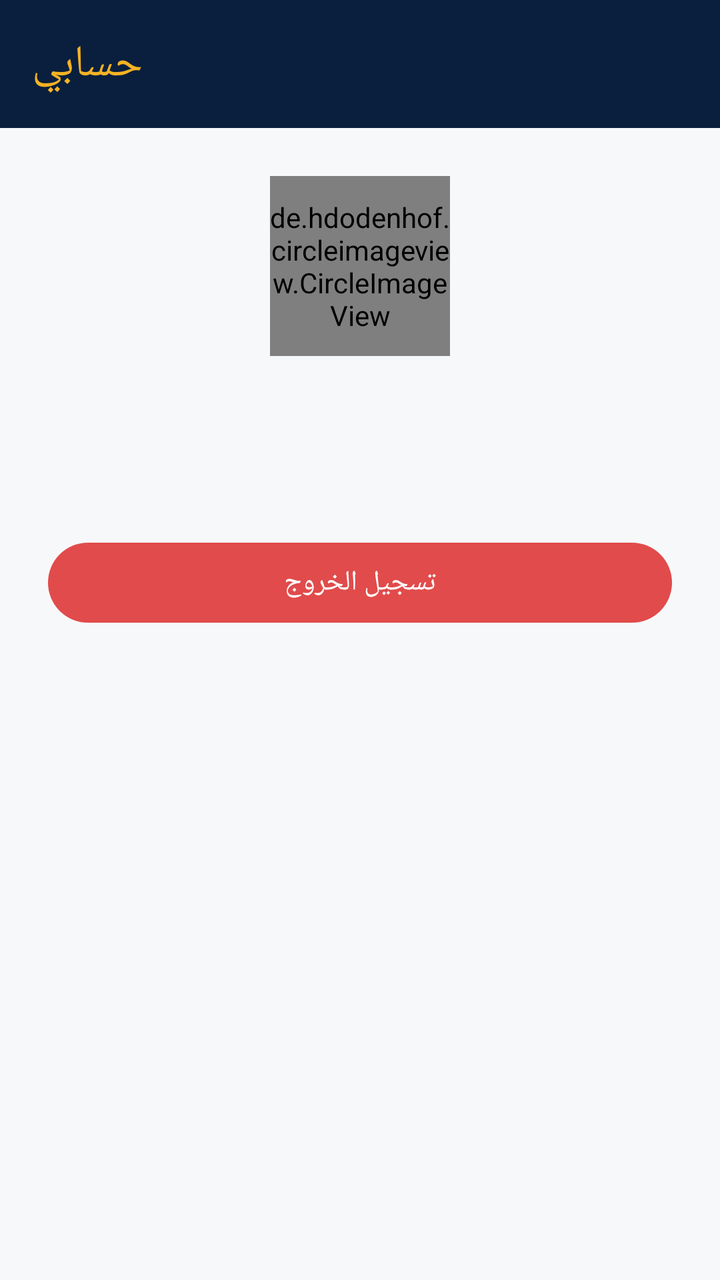
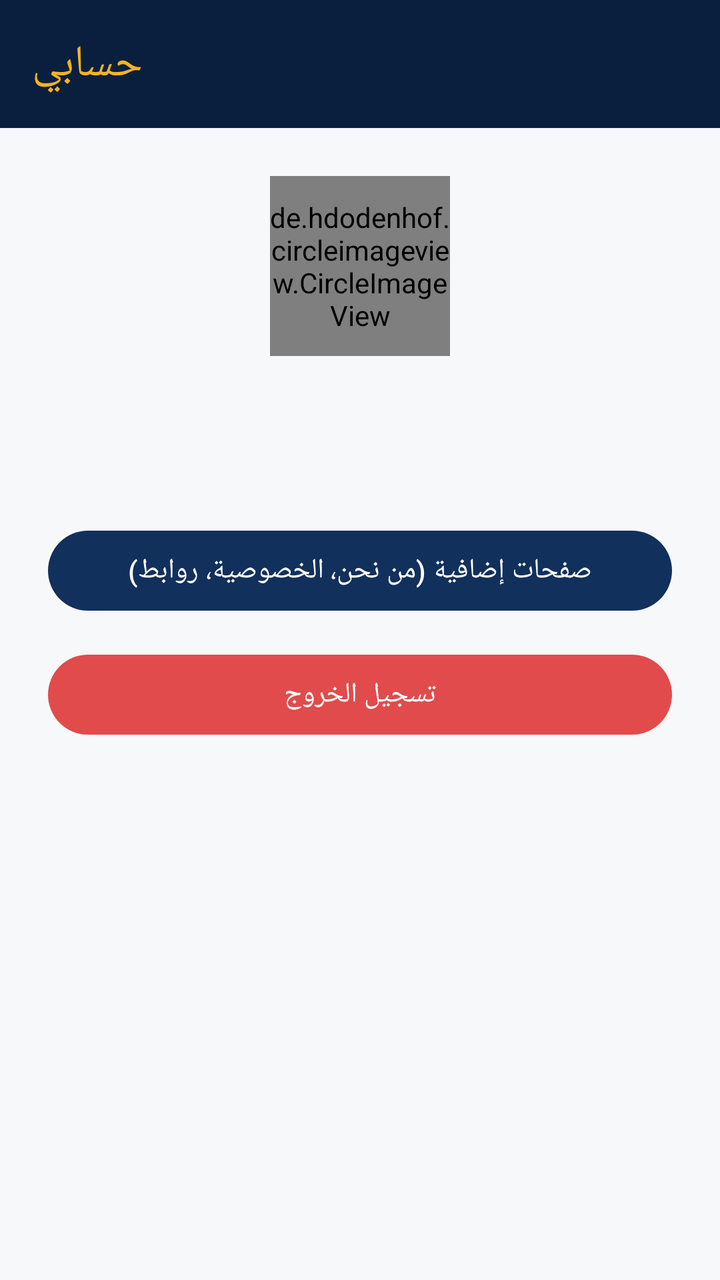

The first picture is an Android layout as it rendered before a commit; the second is the same layout after the commit. The layout source and the unified diff follow.
<!-- AndroidManifest.xml: application theme Theme.EtudiantsDroitMaroc -->
<!-- res/layout/fragment_profile.xml -->
<?xml version="1.0" encoding="utf-8"?>
<LinearLayout xmlns:android="http://schemas.android.com/apk/res/android"
    xmlns:app="http://schemas.android.com/apk/res-auto"
    android:layout_width="match_parent"
    android:layout_height="match_parent"
    android:orientation="vertical"
    android:background="@color/off_white">

    <androidx.appcompat.widget.Toolbar
        android:id="@+id/toolbar"
        android:layout_width="match_parent"
        android:layout_height="?attr/actionBarSize"
        android:background="@color/navy_dark"
        app:title="@string/nav_profile"
        app:titleTextColor="@color/gold" />

    <LinearLayout
        android:layout_width="match_parent"
        android:layout_height="wrap_content"
        android:orientation="vertical"
        android:gravity="center"
        android:padding="24dp">

        <de.hdodenhof.circleimageview.CircleImageView
            android:id="@+id/ivProfilePhoto"
            android:layout_width="90dp"
            android:layout_height="90dp"
            android:src="@drawable/ic_profile"
            app:civ_border_width="2dp"
            app:civ_border_color="@color/gold" />

        <TextView
            android:id="@+id/tvName"
            android:layout_width="wrap_content"
            android:layout_height="wrap_content"
            android:layout_marginTop="12dp"
            android:textSize="18sp"
            android:textStyle="bold"
            android:textColor="@color/text_primary" />

        <TextView
            android:id="@+id/tvEmail"
            android:layout_width="wrap_content"
            android:layout_height="wrap_content"
            android:layout_marginTop="4dp"
            android:textSize="14sp"
            android:textColor="@color/text_secondary" />

        <com.google.android.material.button.MaterialButton
            android:id="@+id/btnLogout"
            android:layout_width="match_parent"
            android:layout_height="wrap_content"
            android:layout_marginTop="30dp"
            android:text="@string/profile_logout"
            android:textAllCaps="false"
            app:backgroundTint="@color/red_accent" />

    </LinearLayout>

</LinearLayout>
<!-- resources referenced by this layout -->
<resources>
  <color name="gold">#F5B324</color>
  <color name="navy_dark">#0A1F3D</color>
  <color name="off_white">#F7F8FA</color>
  <color name="red_accent">#E14B4B</color>
  <color name="text_primary">#1A1A1A</color>
  <color name="text_secondary">#6B7280</color>
  <!-- drawable ic_profile (drawable) -->
  <vector xmlns:android="http://schemas.android.com/apk/res/android"
      android:width="24dp" android:height="24dp" android:viewportWidth="24" android:viewportHeight="24" android:tint="?attr/colorControlNormal">
      <path android:fillColor="#FF000000" android:pathData="M12,12c2.21,0 4,-1.79 4,-4s-1.79,-4 -4,-4 -4,1.79 -4,4 1.79,4 4,4zM12,14c-2.67,0 -8,1.34 -8,4v2h16v-2c0,-2.66 -5.33,-4 -8,-4z"/>
  </vector>
  <string name="nav_profile">حسابي</string>
  <string name="profile_logout">تسجيل الخروج</string>
  <style name="Theme.EtudiantsDroitMaroc" parent="Theme.Material3.Light.NoActionBar">
          <item name="colorPrimary">@color/navy</item>
          <item name="colorPrimaryVariant">@color/navy_dark</item>
          <item name="colorSecondary">@color/gold</item>
          <item name="colorSecondaryVariant">@color/gold_light</item>
          <item name="android:statusBarColor">@color/navy_dark</item>
          <item name="android:windowBackground">@color/off_white</item>
          <item name="android:windowLightStatusBar" tools:targetApi="23">false</item>
      </style>
  <color name="navy">#12305C</color>
  <color name="gold_light">#FFD873</color>
</resources>

<!-- the commit's change to res/layout/fragment_profile.xml (unified diff, before → after) -->
@@ -47,10 +47,19 @@
             android:textColor="@color/text_secondary" />
 
         <com.google.android.material.button.MaterialButton
+            android:id="@+id/btnPages"
+            android:layout_width="match_parent"
+            android:layout_height="wrap_content"
+            android:layout_marginTop="24dp"
+            android:text="صفحات إضافية (من نحن، الخصوصية، روابط)"
+            android:textAllCaps="false"
+            app:backgroundTint="@color/navy" />
+
+        <com.google.android.material.button.MaterialButton
             android:id="@+id/btnLogout"
             android:layout_width="match_parent"
             android:layout_height="wrap_content"
-            android:layout_marginTop="30dp"
+            android:layout_marginTop="14dp"
             android:text="@string/profile_logout"
             android:textAllCaps="false"
             app:backgroundTint="@color/red_accent" />
